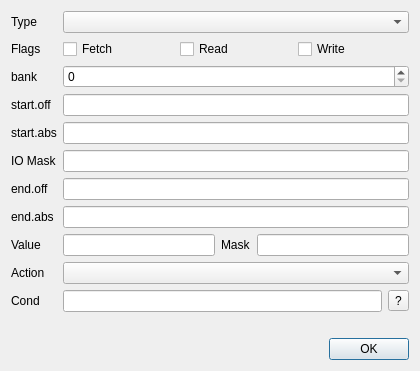
Above: ui/brkmanager.ui from dotkoval/xpeccy-plus before the change. Below: the same form after it.
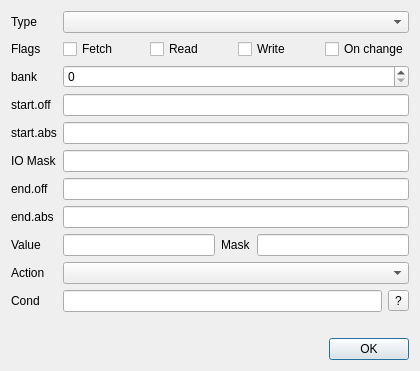
That is the form after the change. Icons and pictures are not drawn. Custom widgets are drawn as their Qt base class.

Diff of the .ui file:
```diff
--- a/ui/brkmanager.ui
+++ b/ui/brkmanager.ui
@@ -125,6 +125,16 @@
        </property>
       </widget>
      </item>
+     <item>
+      <widget class="QCheckBox" name="brkOnChange">
+       <property name="toolTip">
+        <string>Stop when the expression becomes true, instead of every instruction while it is true</string>
+       </property>
+       <property name="text">
+        <string>On change</string>
+       </property>
+      </widget>
+     </item>
     </layout>
    </item>
    <item row="0" column="0">
```
